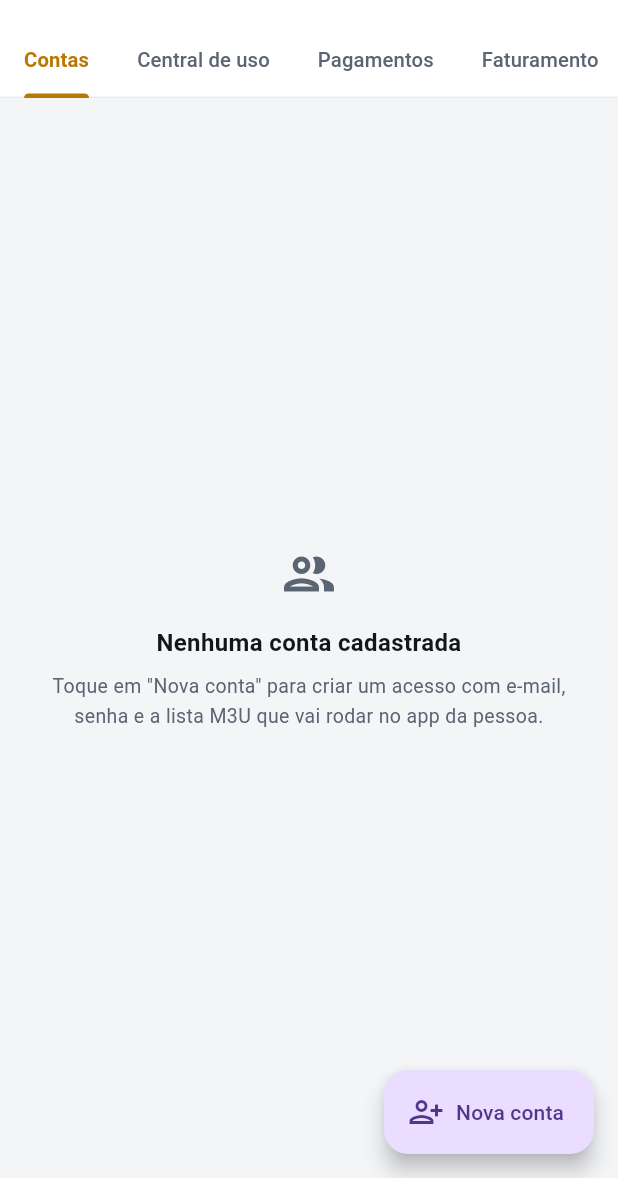
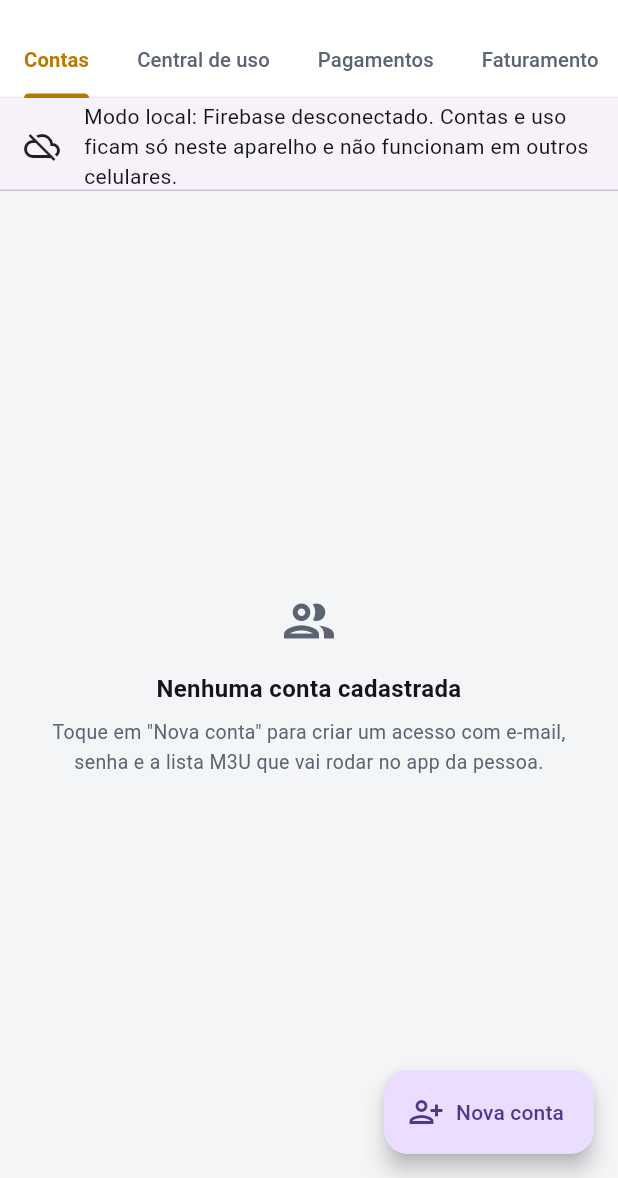
Before and after one commit to marcioscg/neoplay-iptv, a Flutter app: the AdminPanelScreen screen opened directly, on a phone screen of 412 x 824 dp, the part 58-1236 px from its top. Run offline on Flutter 3.47's test engine with Material 3 defaults, Android fonts, the phone set to English and light mode, and no system bars; our stand-ins replace cloud_firestore, firebase_auth, firebase_core, shared_preferences, video_player; missing offline and left inert: flutter_chrome_cast; accounts and stored records are empty.

Commit message:
fix: 1.0.8 — senha master fora do código e Firebase visível
- Remove a senha master em texto puro do repositório: no Firebase o master
  entra só com a senha do Auth (sem auto-criar a conta); no modo local o
  primeiro acesso define a senha do aparelho (hash).
- Painel master avisa quando está em modo local (Firebase desconectado).
- CI emite warning quando o APK sai sem google-services.json real.
- Regras: usage_events só com o próprio uid; firebase.json para deploy.

```diff
--- a/app/lib/screens/admin/admin_panel_screen.dart
+++ b/app/lib/screens/admin/admin_panel_screen.dart
@@ -46,12 +46,28 @@ class AdminPanelScreen extends StatelessWidget {
             ],
           ),
         ),
-        body: TabBarView(
+        body: Column(
           children: [
-            _AccountsTab(state: state),
-            const UsageDashboard(),
-            const PaymentsTab(),
-            const BillingTab(),
+            // Build sem google-services.json real: nada vai para o Firebase.
+            if (!state.isCloud)
+              const MaterialBanner(
+                leading: Icon(Icons.cloud_off),
+                content: Text(
+                  'Modo local: Firebase desconectado. Contas e uso ficam só '
+                  'neste aparelho e não funcionam em outros celulares.',
+                ),
+                actions: [SizedBox.shrink()],
+              ),
+            Expanded(
+              child: TabBarView(
+                children: [
+                  _AccountsTab(state: state),
+                  const UsageDashboard(),
+                  const PaymentsTab(),
+                  const BillingTab(),
+                ],
+              ),
+            ),
           ],
         ),
       ),
--- a/app/lib/screens/settings_screen.dart
+++ b/app/lib/screens/settings_screen.dart
@@ -141,7 +141,7 @@ class SettingsScreen extends StatelessWidget {
             child: Column(
               children: [
                 Text(
-                  'MIAU NET · versão 1.0.7',
+                  'MIAU NET · versão 1.0.8',
                   style: TextStyle(fontSize: 11.5, color: Color(0xFF5B6274)),
                 ),
                 SizedBox(height: 6),
--- a/app/lib/services/storage.dart
+++ b/app/lib/services/storage.dart
@@ -28,6 +28,7 @@ class Storage {
   static const _kProgress = 'playback_progress';
   static const _kThemeChoice = 'theme_choice';
   static const _kPricing = 'plan_pricing';
+  static const _kMasterHash = 'master_hash';
 
   // Chaves da versão 1.0.0, removidas na migração.
   static const _kLegacyLive = 'cache_live';
@@ -127,6 +128,13 @@ class Storage {
       await _p.setString(_kParentalPin, pin);
     }
   }
+
+  // ---------- senha master (modo local) ----------
+  /// SHA-256 da senha master deste aparelho, definida no primeiro acesso.
+  String? get masterPasswordHash => _p.getString(_kMasterHash);
+
+  Future<void> saveMasterPasswordHash(String hash) =>
+      _p.setString(_kMasterHash, hash);
 
   bool get parentalEnabled => _p.getBool(_kParentalEnabled) ?? false;
 
--- a/app/pubspec.yaml
+++ b/app/pubspec.yaml
@@ -1,7 +1,7 @@
 name: miaunet
 description: MIAUNET — Player IPTV com EPG, VOD, Séries e Painel Admin.
 publish_to: 'none'
-version: 1.0.7+10
+version: 1.0.8+11
 
 environment:
   sdk: '>=3.4.0 <4.0.0'
```
Also changed, not shown: app/lib/services/accounts_repository.dart (+28 -5 lines), app/lib/services/firebase_accounts_repository.dart (+15 -13 lines), app/lib/state/app_state.dart (+5 -2 lines), firebase.json (added), 4 other files.
